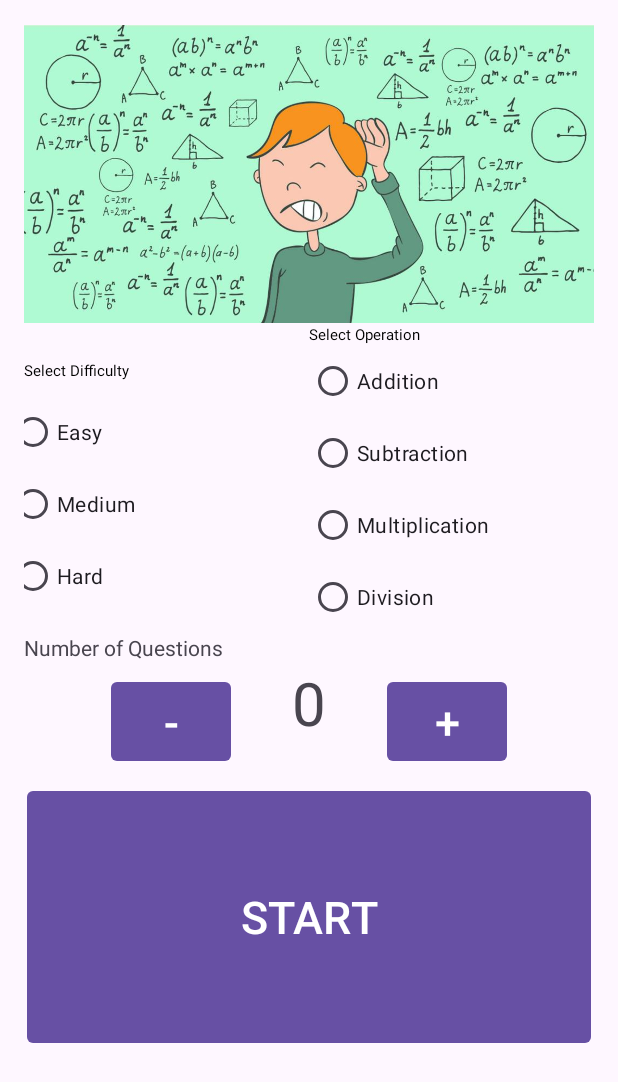
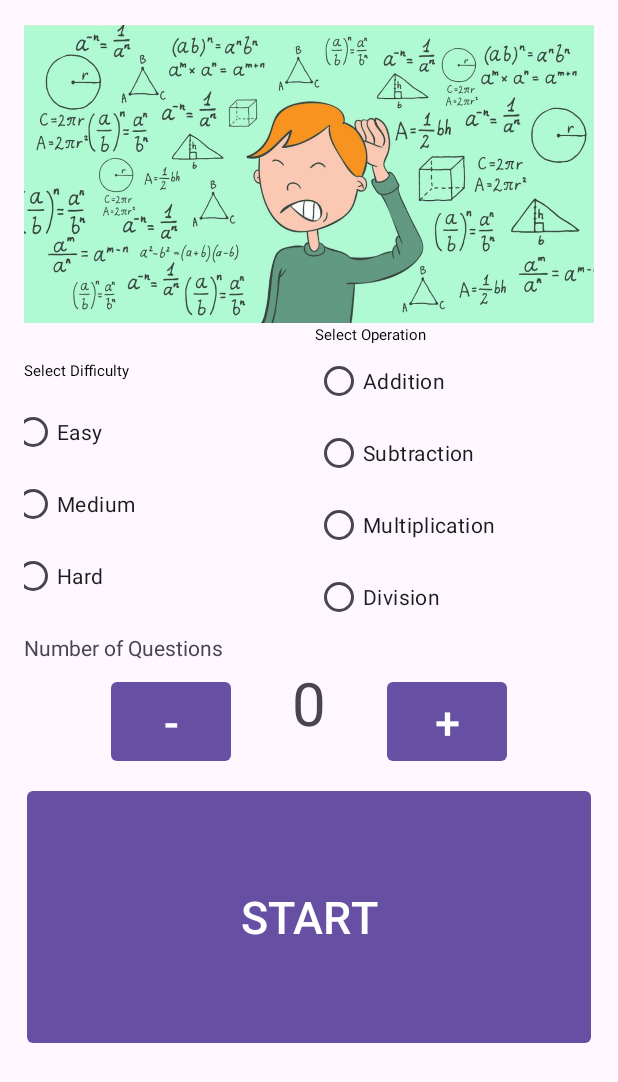
Before and after one commit to kenna-edwards55/Project3New, an Android app: the screen it shows after launch (MainActivity), on a phone screen of 412 x 824 dp. Shown: the top 1082 px of the screen. Run offline under Robolectric (Android 15) with nearby library versions, the light colour scheme and no system bars.

Commit message:
All functionality works as intended

```diff
--- a/app/src/main/res/layout/fragment_question.xml
+++ b/app/src/main/res/layout/fragment_question.xml
@@ -88,8 +88,9 @@
                 android:id="@+id/done_button"
                 android:layout_width="match_parent"
                 android:layout_height="match_parent"
-                android:layout_margin="2dp"
+                android:layout_margin="4dp"
                 android:enabled="true"
+                android:clickable="true"
                 android:text="DONE"
                 android:textSize="30sp"
                 app:cornerRadius="4dp" />
--- a/app/src/main/res/layout/fragment_welcome.xml
+++ b/app/src/main/res/layout/fragment_welcome.xml
@@ -34,7 +34,8 @@
                 <LinearLayout
                     android:layout_width="200dp"
                     android:layout_height="wrap_content"
-                    android:orientation="vertical">
+                    android:orientation="vertical"
+                    android:layout_margin="4dp">
 
                     <TextView
                         android:layout_width="match_parent"
@@ -44,7 +45,7 @@
                         android:textColor="@color/black"
                         android:textSize="10dp" />
 
-                    <RadioGroup xmlns:android="http://schemas.android.com/apk/res/android"
+                    <RadioGroup
                         android:layout_width="200dp"
                         android:layout_height="wrap_content"
                         android:orientation="vertical">
@@ -82,7 +83,7 @@
                         android:textColor="@color/black"
                         android:textSize="10dp" />
 
-                    <RadioGroup xmlns:android="http://schemas.android.com/apk/res/android"
+                    <RadioGroup
                         android:id="@+id/radio_group_difficulty"
                         android:layout_width="200dp"
                         android:layout_height="wrap_content"
--- a/app/src/main/res/navigation/nav_graph.xml
+++ b/app/src/main/res/navigation/nav_graph.xml
@@ -46,6 +46,12 @@
         tools:layout="@layout/fragment_correct_answers" >
         <argument
             android:name="numCorrect"
-            app:argType="string"/>
+            app:argType="integer"/>
+        <argument
+            android:name="numOutOf"
+            app:argType="integer"/>
+        <action
+            android:id="@+id/action_correctAnswersFragment_to_welcomeFragment"
+            app:destination="@id/welcomeFragment" />
     </fragment>
 </navigation>
```
Also changed, not shown: app/src/main/java/com/example/project3new/CorrectAnswersFragment.kt (+22 -2 lines), app/src/main/java/com/example/project3new/QuestionFragment.kt (+38 -16 lines), app/src/main/res/layout/fragment_correct_answers.xml (+17 -2 lines).
